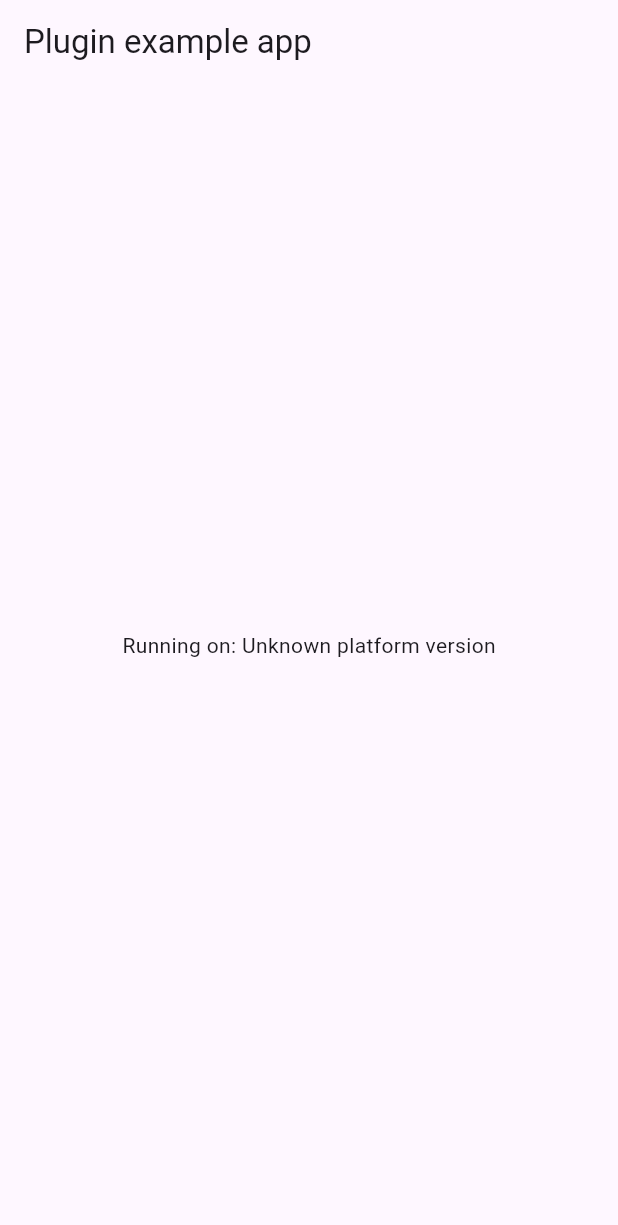
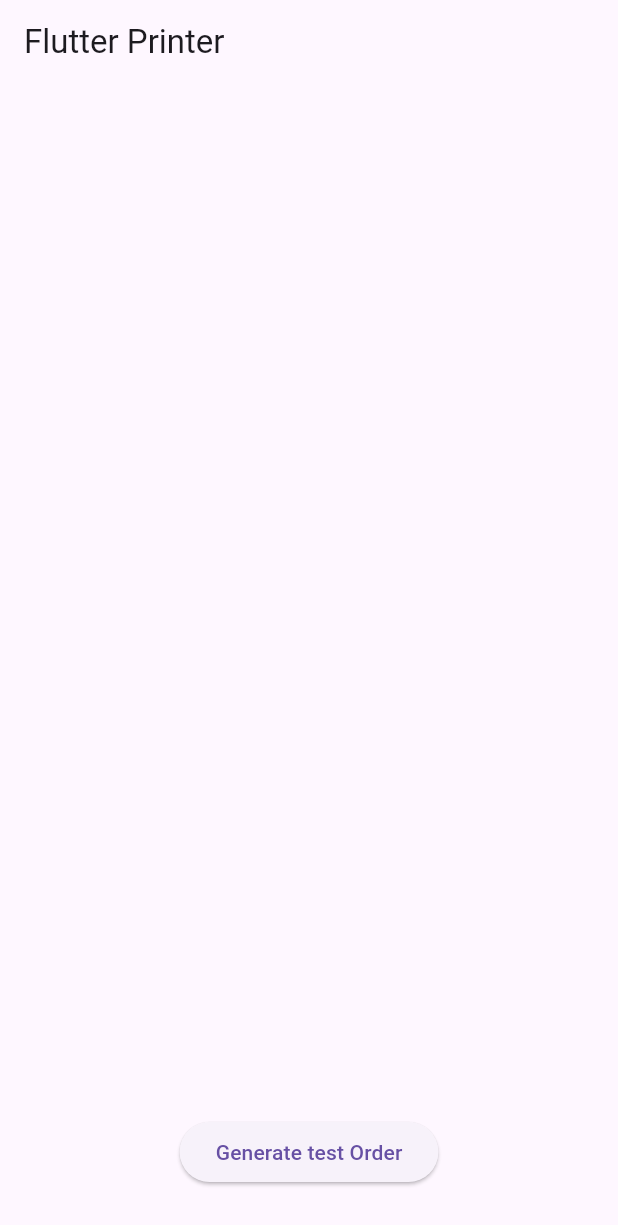
Before and after one commit to Iconica-Development/flutter_thermal_printer, a Flutter app: the screen it shows after launch, on a phone screen of 412 x 824 dp. Shown: the top 1225 px of the screen. Run offline on Flutter 3.47's test engine with Material 3 defaults, Android fonts, the phone set to English and light mode, and no system bars; our stand-ins replace plugin_platform_interface.

Commit message:
feat(example): add basic plugin order testing screen

```diff
--- a/example/analysis_options.yaml
+++ b/example/analysis_options.yaml
@@ -1,28 +1,9 @@
-# This file configures the analyzer, which statically analyzes Dart code to
-# check for errors, warnings, and lints.
-#
-# The issues identified by the analyzer are surfaced in the UI of Dart-enabled
-# IDEs (https://dart.dev/tools#ides-and-editors). The analyzer can also be
-# invoked from the command line by running `flutter analyze`.
+include: package:flutter_iconica_analysis/analysis_options.yaml
 
-# The following line activates a set of recommended lints for Flutter apps,
-# packages, and plugins designed to encourage good coding practices.
-include: package:flutter_lints/flutter.yaml
+# Possible to overwrite the rules from the package
+
+analyzer:
+  exclude:
 
 linter:
-  # The lint rules applied to this project can be customized in the
-  # section below to disable rules from the `package:flutter_lints/flutter.yaml`
-  # included above or to enable additional rules. A list of all available lints
-  # and their documentation is published at https://dart.dev/lints.
-  #
-  # Instead of disabling a lint rule for the entire project in the
-  # section below, it can also be suppressed for a single line of code
-  # or a specific dart file by using the `// ignore: name_of_lint` and
-  # `// ignore_for_file: name_of_lint` syntax on the line or in the file
-  # producing the lint.
   rules:
-    # avoid_print: false  # Uncomment to disable the `avoid_print` rule
-    # prefer_single_quotes: true  # Uncomment to enable the `prefer_single_quotes` rule
-
-# Additional information about this file can be found at
-# https://dart.dev/guides/language/analysis-options
--- a/example/lib/main.dart
+++ b/example/lib/main.dart
@@ -1,59 +1,6 @@
-import 'package:flutter/material.dart';
-import 'dart:async';
+import "package:flutter/material.dart";
+import "package:flutter_thermal_printer_example/src/printer_app.dart";
 
-import 'package:flutter/services.dart';
-import 'package:flutter_thermal_printer/flutter_thermal_printer.dart';
-
-void main() {
-  runApp(const MyApp());
+void main() async {
+  runApp(const PrinterApp());
 }
-
-class MyApp extends StatefulWidget {
-  const MyApp({super.key});
-
-  @override
-  State<MyApp> createState() => _MyAppState();
-}
-
-class _MyAppState extends State<MyApp> {
-  String _platformVersion = 'Unknown';
-  final _flutterThermalPrinterPlugin = Printer();
-
-  @override
-  void initState() {
-    super.initState();
-    initPlatformState();
-  }
-
-  Future<void> initPlatformState() async {
-    String platformVersion;
-
-    try {
-      platformVersion =
-          await _flutterThermalPrinterPlugin.getPlatformVersion() ??
-              'Unknown platform version';
-    } on PlatformException {
-      platformVersion = 'Failed to get platform version.';
-    }
-
-    if (!mounted) return;
-
-    setState(() {
-      _platformVersion = platformVersion;
-    });
-  }
-
-  @override
-  Widget build(BuildContext context) {
-    return MaterialApp(
-      home: Scaffold(
-        appBar: AppBar(
-          title: const Text('Plugin example app'),
-        ),
-        body: Center(
-          child: Text('Running on: $_platformVersion\n'),
-        ),
-      ),
-    );
-  }
-}
--- /dev/null
+++ b/example/lib/src/printer_app.dart
@@ -0,0 +1,16 @@
+import "package:flutter/material.dart";
+import "package:flutter_thermal_printer_example/src/ui/screens/homepage.dart";
+
+class PrinterApp extends StatelessWidget {
+  const PrinterApp({super.key});
+
+  @override
+  Widget build(BuildContext context) => MaterialApp(
+        home: Scaffold(
+          appBar: AppBar(
+            title: const Text("Flutter Printer"),
+          ),
+          body: Homepage(),
+        ),
+      );
+}
--- /dev/null
+++ b/example/lib/src/services/order_generator.dart
@@ -0,0 +1,48 @@
+import "dart:math";
+
+import "package:flutter_thermal_printer/flutter_thermal_printer.dart";
+
+/// Generates a random print job order.
+///
+/// Returns a [PrintJobRequest] object containing randomly
+/// generated order information.
+PrintJobRequest generateRandomOrder() => PrintJobRequest(
+      orderInfo: OrderInfo(
+        orderId: Random().nextInt(1000).toString(),
+        products: List.generate(
+          Random().nextInt(5) + 1,
+          (index) => ProductInfo(
+            name: "Product $index",
+            quantity: Random().nextInt(5) + 1,
+            price: Random().nextDouble() * 100,
+          ),
+        ),
+      ),
+      orderMetadata: OrderMetadata(
+        userName: "Mark",
+        shopName: "Lokaal Gemak Shop",
+        orderDate: DateTime.now().subtract(
+          Duration(
+            minutes: Random().nextInt(10),
+            days: Random().nextInt(2),
+          ),
+        ),
+      ),
+    );
+
+/// Converts a [PrintJobRequest] into a [PrintJobResult].
+///
+/// This function takes a [PrintJobRequest] object and
+/// creates a [PrintJobResult] object with the same order information,
+/// metadata, and additional print information. The print information includes
+/// the current timestamp and the status set to "inQueue".
+///
+/// Returns the created [PrintJobResult] object.
+PrintJobResult toPrintJobResult(PrintJobRequest request) => PrintJobResult(
+      orderInfo: request.orderInfo,
+      orderMetadata: request.orderMetadata,
+      orderPrintInfo: OrderPrintInfo(
+        printedAt: DateTime.now(),
+        status: PrintStatus.inQueue,
+      ),
+    );
--- /dev/null
+++ b/example/lib/src/ui/screens/homepage.dart
@@ -0,0 +1,57 @@
+import "package:flutter/material.dart";
+import "package:flutter_thermal_printer/flutter_thermal_printer.dart";
+import "package:flutter_thermal_printer_example/src/services/order_generator.dart";
+import "package:flutter_thermal_printer_example/src/ui/widgets/print_order.dart";
+
+class Homepage extends StatelessWidget {
+  Homepage({super.key});
+
+  final ListModel _listNotifier = ListModel();
+
+  @override
+  Widget build(BuildContext context) => Center(
+        child: Column(
+          children: [
+            Expanded(
+              child: ListenableBuilder(
+                listenable: _listNotifier,
+                builder: (BuildContext context, Widget? child) {
+                  var results = _listNotifier.items;
+
+                  return ListView.builder(
+                    itemCount: results.length,
+                    itemBuilder: (context, index) {
+                      results.sort(
+                        (a, b) => a.orderMetadata.orderDate
+                            .compareTo(b.orderMetadata.orderDate),
+                      );
+                      return PrintOrder(order: results[index]);
+                    },
+                  );
+                },
+              ),
+            ),
+            Padding(
+              padding: const EdgeInsets.only(bottom: 32.0, top: 12),
+              child: ElevatedButton(
+                onPressed: () {
+                  _listNotifier.add(toPrintJobResult(generateRandomOrder()));
+                },
+                child: const Text("Generate test Order"),
+              ),
+            ),
+          ],
+        ),
+      );
+}
+
+class ListModel with ChangeNotifier {
+  final List<PrintJobResult> _items = [];
+
+  List<PrintJobResult> get items => _items;
+
+  void add(PrintJobResult item) {
+    _items.add(item);
+    notifyListeners();
+  }
+}
--- /dev/null
+++ b/example/lib/src/ui/widgets/print_order.dart
@@ -0,0 +1,117 @@
+import "package:flutter/material.dart";
+import "package:flutter_thermal_printer/flutter_thermal_printer.dart";
+import "package:flutter_thermal_printer_example/src/services/datetime_formatter.dart";
+
+class PrintOrder extends StatelessWidget {
+  const PrintOrder({
+    required this.order,
+    super.key,
+  });
+
+  final PrintJobResult order;
+
+  @override
+  Widget build(BuildContext context) => Center(
+        child: GestureDetector(
+          onTap: () async {
+            await Navigator.of(context).push(
+              MaterialPageRoute<void>(
+                builder: (context) => _OrderDetailPage(order: order),
+              ),
+            );
+          },
+          child: _OrderCard(order: order),
+        ),
+      );
+}
+
+String _getOrderDate(DateTime date) => date.day == DateTime.now().day
+    ? "Today at ${formatHourMinute(date)}"
+    : "${formatDayMonthYear(date)} at ${formatHourMinute(date)}";
+
+String _getOrderStatus(PrintJobResult order) =>
+    order.orderPrintInfo.status.toString().split(".").last;
+
+class _OrderCard extends StatelessWidget {
+  const _OrderCard({
+    required this.order,
+  });
+
+  final PrintJobResult order;
+
+  @override
+  Widget build(BuildContext context) => SizedBox(
+        width: double.infinity,
+        child: Card(
+          child: Column(
+            children: [
+              Padding(
+                padding: const EdgeInsets.all(8.0),
+                child: Text(
+                  "Order: ${order.orderInfo.orderId}",
+                  style: Theme.of(context).textTheme.headlineMedium,
+                ),
+              ),
+              Text(
+                "Order Date: ${_getOrderDate(order.orderMetadata.orderDate)}",
+              ),
+              Text(
+                "Status: ${_getOrderStatus(order)}",
+              ),
+            ],
+          ),
+        ),
+      );
+}
+
+class _OrderDetailPage extends StatelessWidget {
+  const _OrderDetailPage({
+    required this.order,
+  });
+
+  final PrintJobResult order;
+
+  String _getOrderQuantityAndName(ProductInfo item) =>
+      "${item.quantity}x ${item.name}";
+
+  String _getOrderTotal(ProductInfo item) =>
+      "@ ${item.roundedProductPrice} = ${item.roundedTotal}";
+
+  @override
+  Widget build(BuildContext context) => Scaffold(
+        appBar: AppBar(
+          title: Text("Order: ${order.orderInfo.orderId}"),
+        ),
+        body: SizedBox(
+          child: Center(
+            child: Column(
+              children: [
+                Text(
+                  "Order Date: ${_getOrderDate(order.orderMetadata.orderDate)}",
+                  style: Theme.of(context).textTheme.titleMedium,
+                ),
+                Text(
+                  "Status: ${_getOrderStatus(order)}",
+                  style: Theme.of(context).textTheme.titleMedium,
+                ),
+                const SizedBox(height: 16.0),
+                Text(
+                  "Products:",
+                  style: Theme.of(context).textTheme.titleMedium,
+                ),
+                for (var item in order.orderInfo.products) ...{
+                  Text(
+                    "${_getOrderQuantityAndName(item)} ${_getOrderTotal(item)}",
+                  ),
+                },
+                const SizedBox(height: 16.0),
+                Text(
+                  "Total: ${order.orderInfo.roundedTotalAmount}",
+                  style: Theme.of(context).textTheme.titleMedium,
+                ),
+              ],
+            ),
+          ),
+        ),
+      );
+}
```
Also changed, not shown: example/lib/src/services/datetime_formatter.dart (added, +39 -0 lines), example/pubspec.yaml (+9 -55 lines), example/pubspec.lock (deleted), pubspec.lock (deleted), 5 other files.
